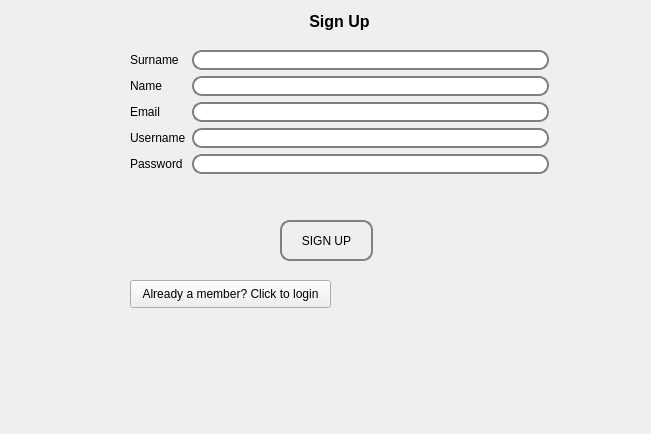
The window that src/client/loginTextEditor.ui (franco-ruggeri/write-together) describes before a commit, drawn with Qt 5.
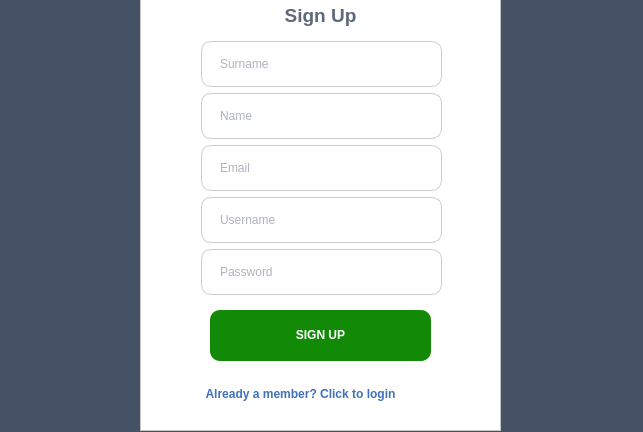
The same window after the commit. The open tabs and pages were chosen to show the change.

What changed in the file:
```diff
--- a/src/client/loginTextEditor.ui
+++ b/src/client/loginTextEditor.ui
@@ -9,8 +9,8 @@
    <rect>
     <x>0</x>
     <y>0</y>
-    <width>651</width>
-    <height>434</height>
+    <width>643</width>
+    <height>432</height>
    </rect>
   </property>
   <property name="maximumSize">
@@ -22,6 +22,41 @@
   <property name="windowTitle">
    <string>StackedWidget</string>
   </property>
+  <property name="styleSheet">
+   <string notr="true">*{background-color:#455265;
+	}
+QFrame{background-color: white;}
+QPushButton { background-color: #138a07; 
+					 border-radius: 10px;
+					 color:white;
+					width: 100%;
+    margin-bottom: 0;
+    font-weight: 700;
+    padding: 4px 16px 5px;
+    line-height: 1.5625;
+   }
+QLineEdit{
+	color:#5d6879;
+    width: 100%;
+    height: 34px;
+    padding: 5px 16px;
+    background-color: #fff;
+    border: 1px solid #ccc;
+ 
+  	border-radius: 10px
+    
+}
+QLabel{
+color:#5d6879;
+}
+QMessageBox  QLabel {
+  background-color:#455265;
+  color: white
+}
+QMessageBox  QIcon {
+  background-color:#455265;
+}</string>
+  </property>
   <property name="currentIndex">
    <number>0</number>
   </property>
@@ -122,150 +157,192 @@
    </widget>
   </widget>
   <widget class="QWidget" name="signup_page">
-   <widget class="QPushButton" name="signup_login_pushButton">
+   <widget class="QFrame" name="frame">
     <property name="geometry">
      <rect>
-      <x>130</x>
-      <y>280</y>
-      <width>201</width>
-      <height>28</height>
+      <x>140</x>
+      <y>-10</y>
+      <width>361</width>
+      <height>441</height>
+     </rect>
+    </property>
+    <property name="frameShape">
+     <enum>QFrame::StyledPanel</enum>
+    </property>
+    <property name="frameShadow">
+     <enum>QFrame::Raised</enum>
+    </property>
+    <widget class="QLabel" name="signup_label">
+     <property name="geometry">
+      <rect>
+       <x>10</x>
+       <y>10</y>
+       <width>341</width>
+       <height>31</height>
      </rect>
     </property>
     <property name="text">
-     <string>Already a member? Click to login</string>
+      <string>&lt;html&gt;&lt;head/&gt;&lt;body&gt;&lt;p align=&quot;center&quot;&gt;&lt;span style=&quot; font-size:14pt; font-weight:600;&quot;&gt;Sign Up&lt;/span&gt;&lt;/p&gt;&lt;/body&gt;&lt;/html&gt;</string>
     </property>
    </widget>
    <widget class="QPushButton" name="singup_register_pushButton">
     <property name="geometry">
      <rect>
-      <x>280</x>
-      <y>220</y>
-      <width>93</width>
-      <height>41</height>
+       <x>70</x>
+       <y>320</y>
+       <width>221</width>
+       <height>51</height>
      </rect>
     </property>
     <property name="maximumSize">
      <size>
-      <width>93</width>
+       <width>930</width>
       <height>16777215</height>
      </size>
     </property>
     <property name="styleSheet">
-     <string notr="true">border: 2px solid gray;
- border-radius: 10px</string>
+      <string notr="true"/>
     </property>
     <property name="text">
      <string>SIGN UP</string>
     </property>
    </widget>
-   <widget class="QLabel" name="signup_label">
+    <widget class="QPushButton" name="signup_login_pushButton">
     <property name="geometry">
      <rect>
-      <x>130</x>
-      <y>10</y>
-      <width>419</width>
-      <height>24</height>
-     </rect>
-    </property>
-    <property name="text">
-     <string>&lt;html&gt;&lt;head/&gt;&lt;body&gt;&lt;p align=&quot;center&quot;&gt;&lt;span style=&quot; font-size:12pt; font-weight:600;&quot;&gt;Sign Up&lt;/span&gt;&lt;/p&gt;&lt;/body&gt;&lt;/html&gt;</string>
-    </property>
-   </widget>
-   <widget class="QWidget" name="">
-    <property name="geometry">
-     <rect>
-      <x>130</x>
-      <y>50</y>
-      <width>419</width>
-      <height>161</height>
-     </rect>
-    </property>
-    <layout class="QFormLayout" name="formLayout">
-     <item row="0" column="0">
-      <widget class="QLabel" name="label_2">
+       <x>30</x>
+       <y>390</y>
+       <width>261</width>
+       <height>28</height>
+      </rect>
+     </property>
+     <property name="cursor">
+      <cursorShape>PointingHandCursor</cursorShape>
+     </property>
+     <property name="styleSheet">
+      <string notr="true">background:white;
+ color:#3e70bb;;
+</string>
+     </property>
        <property name="text">
-        <string>Surname</string>
-       </property>
-      </widget>
-     </item>
-     <item row="0" column="1">
+      <string>Already a member? Click to login</string>
+     </property>
+    </widget>
       <widget class="QLineEdit" name="signup_surname_lineEdit">
+     <property name="geometry">
+      <rect>
+       <x>61</x>
+       <y>51</y>
+       <width>241</width>
+       <height>46</height>
+      </rect>
+     </property>
        <property name="styleSheet">
-        <string notr="true">border: 2px solid gray;
+      <string notr="true">
  border-radius: 10px</string>
        </property>
-      </widget>
-     </item>
-     <item row="1" column="0">
-      <widget class="QLabel" name="label">
+     <property name="inputMask">
+      <string/>
+     </property>
        <property name="text">
-        <string>Name</string>
-       </property>
-      </widget>
-     </item>
-     <item row="1" column="1">
-      <widget class="QLineEdit" name="signup_name_lineEdit">
-       <property name="styleSheet">
-        <string notr="true">border: 2px solid gray;
- border-radius: 10px</string>
-       </property>
-      </widget>
-     </item>
-     <item row="2" column="0">
-      <widget class="QLabel" name="signup_email_label">
-       <property name="text">
-        <string>Email</string>
-       </property>
-      </widget>
-     </item>
-     <item row="2" column="1">
+      <string/>
+     </property>
+     <property name="placeholderText">
+      <string>Surname</string>
+     </property>
+    </widget>
       <widget class="QLineEdit" name="signup_email_lineEdit">
+     <property name="geometry">
+      <rect>
+       <x>61</x>
+       <y>155</y>
+       <width>241</width>
+       <height>46</height>
+      </rect>
+     </property>
        <property name="styleSheet">
-        <string notr="true">border: 2px solid gray;
+      <string notr="true">
  border-radius: 10px</string>
        </property>
+     <property name="inputMask">
+      <string/>
+     </property>
        <property name="text">
         <string/>
        </property>
-      </widget>
-     </item>
-     <item row="3" column="0">
-      <widget class="QLabel" name="signup_user_label">
+     <property name="placeholderText">
+      <string>Email</string>
+     </property>
+    </widget>
+    <widget class="QLineEdit" name="signup_name_lineEdit">
+     <property name="geometry">
+      <rect>
+       <x>61</x>
+       <y>103</y>
+       <width>241</width>
+       <height>46</height>
+      </rect>
+     </property>
+     <property name="styleSheet">
+      <string notr="true">
+ border-radius: 10px</string>
+     </property>
+     <property name="inputMask">
+      <string/>
+     </property>
        <property name="text">
-        <string>Username</string>
-       </property>
-      </widget>
-     </item>
-     <item row="3" column="1">
+      <string/>
+     </property>
+     <property name="placeholderText">
+      <string>Name</string>
+     </property>
+    </widget>
       <widget class="QLineEdit" name="signup_username_lineEdit">
+     <property name="geometry">
+      <rect>
+       <x>61</x>
+       <y>207</y>
+       <width>241</width>
+       <height>46</height>
+      </rect>
+     </property>
        <property name="styleSheet">
-        <string notr="true">border: 2px solid gray;
+      <string notr="true">
  border-radius: 10px</string>
        </property>
-       <property name="text">
+     <property name="inputMask">
         <string/>
        </property>
-      </widget>
-     </item>
-     <item row="4" column="0">
-      <widget class="QLabel" name="signup_password_label">
        <property name="text">
-        <string>Password</string>
-       </property>
-      </widget>
-     </item>
-     <item row="4" column="1">
+      <string/>
+     </property>
+     <property name="placeholderText">
+      <string>Username</string>
+     </property>
+    </widget>
       <widget class="QLineEdit" name="signup_password_lineEdit">
+     <property name="geometry">
+      <rect>
+       <x>61</x>
+       <y>259</y>
+       <width>241</width>
+       <height>46</height>
+      </rect>
+     </property>
        <property name="styleSheet">
-        <string notr="true">border: 2px solid gray;
+      <string notr="true">
  border-radius: 10px</string>
        </property>
+     <property name="inputMask">
+      <string/>
+     </property>
        <property name="text">
         <string/>
        </property>
-      </widget>
-     </item>
-    </layout>
+     <property name="placeholderText">
+      <string>Password</string>
+     </property>
+    </widget>
    </widget>
   </widget>
   <widget class="QWidget" name="login_page">
```
Left out of the diff: 201 changed lines with no effect on the pictures. Lines whose indentation alone changed are shown as unchanged.
